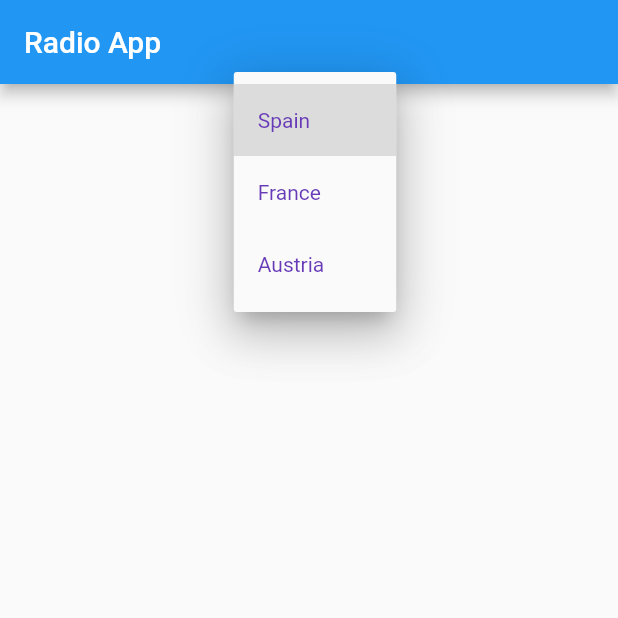
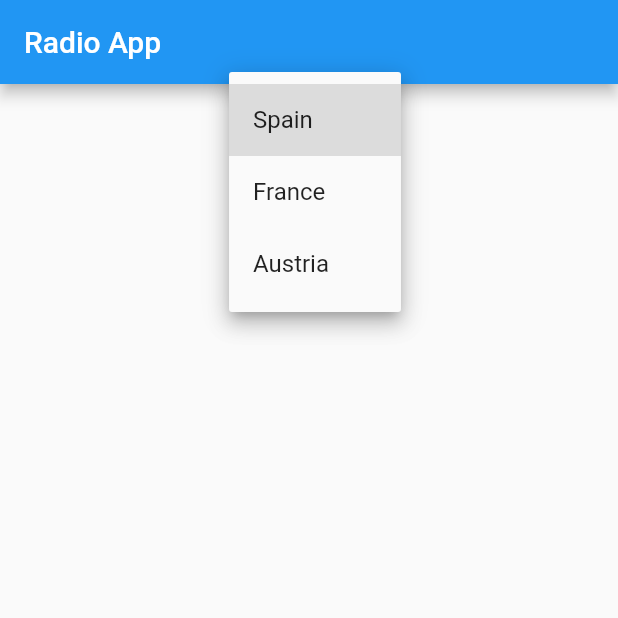
Before and after one commit to jlpg81/radio-app, a Flutter app: the screen it shows after launch, after a tap on "Spain", on a phone screen of 412 x 824 dp, the top half of it. Run offline on Flutter 3.47's test engine with Material 2 defaults, Android fonts, the phone set to English and light mode, and no system bars.

Commit message:
improved country selector

```diff
--- a/lib/helpers/country_list.dart
+++ b/lib/helpers/country_list.dart
@@ -1,7 +1,5 @@
-List<String> countryList = <String>['Spain', 'France', 'Austria'];
-
-List countryList2 = [
-  {'name': 'Spain', 'code': 'ES'},
-  {'name': 'France', 'code': 'FR'},
-  {'name': 'Austria', 'code': 'AU'},
+List countryList = const [
+  {'country': 'Spain', 'countrycode': 'ES'},
+  {'country': 'France', 'countrycode': 'FR'},
+  {'country': 'Austria', 'countrycode': 'AU'},
 ];
--- a/lib/src/home/country_selector.dart
+++ b/lib/src/home/country_selector.dart
@@ -1,44 +1,41 @@
 import 'package:flutter/material.dart';
-import 'package:radio_app/helpers/country_list.dart' as country_list;
-
-// const List<String> list2 = <String>['Onee', 'Two', 'Three', 'Four'];
-List<String> list = country_list.countryList;
+import 'package:radio_app/helpers/country_list.dart';
 
 class CountrySelector extends StatefulWidget {
-  const CountrySelector({super.key, required this.changeCountry});
+  const CountrySelector({
+    super.key,
+    required this.onChange,
+  });
 
-  final Function changeCountry;
+  final Function onChange;
 
   @override
   State<CountrySelector> createState() => _CountrySelectorState();
 }
 
 class _CountrySelectorState extends State<CountrySelector> {
-  String dropdownValue = list.first;
+  String initialValue = 'ES';
 
   @override
   Widget build(BuildContext context) {
-    return DropdownButton<String>(
-      value: dropdownValue,
-      icon: const Icon(Icons.arrow_downward),
-      elevation: 16,
-      style: const TextStyle(color: Colors.deepPurple),
-      underline: Container(
-        height: 2,
-        color: Colors.deepPurpleAccent,
-      ),
-      onChanged: (String? value) {
-        widget.changeCountry(value);
-        setState(() {
-          dropdownValue = value!;
-        });
-      },
-      items: list.map<DropdownMenuItem<String>>((String value) {
-        return DropdownMenuItem<String>(
-          value: value,
-          child: Text(value),
-        );
-      }).toList(),
+    funcc(value) {
+      widget.onChange(value);
+      setState(() {
+        initialValue = value;
+      });
+    }
+
+    var radioList = countryList.map<DropdownMenuItem>((value) {
+      return DropdownMenuItem<String>(
+        value: value['countrycode'],
+        child: Text(value['country']),
+      );
+    }).toList();
+
+    return DropdownButton(
+      value: initialValue,
+      items: radioList,
+      onChanged: (value) => funcc(value),
     );
   }
 }
--- a/lib/src/home/home.dart
+++ b/lib/src/home/home.dart
@@ -13,7 +13,7 @@ class Home extends StatefulWidget {
 
 class _HomeState extends State<Home> {
   List completeList = [];
-  String selectedCountry = 'Spain';
+  var selectedCountry = 'ES';
 
   void changeCountry(String country) {
     setState(() {
@@ -43,7 +43,7 @@ class _HomeState extends State<Home> {
       body: Center(
         child: Column(
           children: [
-            CountrySelector(changeCountry: changeCountry),
+            CountrySelector(onChange: changeCountry),
             const Text('Country'),
             Text(selectedCountry),
           ],
```
